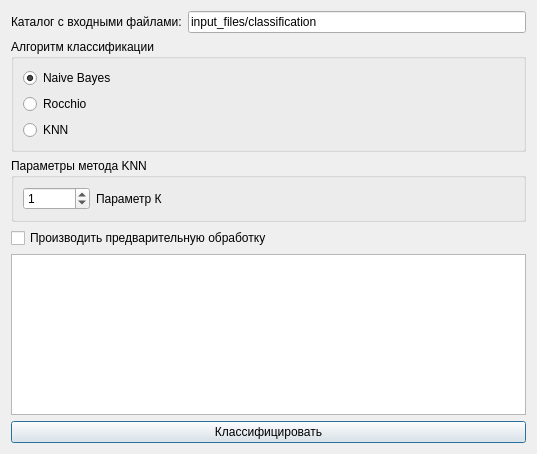
AndreyTulyakov/TextStageProcessor, file sources/DialogConfigClassification.ui: the form before one commit.
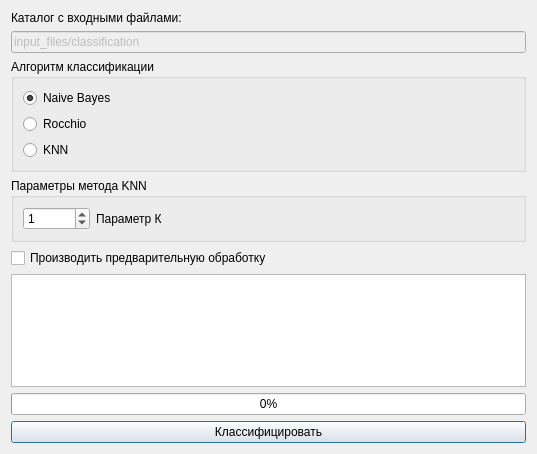
The form after the commit.

```diff
--- a/sources/DialogConfigClassification.ui
+++ b/sources/DialogConfigClassification.ui
@@ -15,7 +15,7 @@
   </property>
   <layout class="QVBoxLayout" name="verticalLayout">
    <item>
-    <layout class="QHBoxLayout" name="horizontalLayout">
+    <layout class="QVBoxLayout" name="verticalLayout_4">
      <item>
       <widget class="QLabel" name="label">
        <property name="text">
@@ -25,9 +25,15 @@
      </item>
      <item>
       <widget class="QLineEdit" name="lineEditInputDir">
+       <property name="enabled">
+        <bool>false</bool>
+       </property>
        <property name="text">
         <string>input_files/classification</string>
        </property>
+       <property name="readOnly">
+        <bool>true</bool>
+       </property>
       </widget>
      </item>
     </layout>
@@ -128,6 +134,13 @@
      </property>
     </widget>
    </item>
+   <item>
+    <widget class="QProgressBar" name="progressBar">
+     <property name="value">
+      <number>0</number>
+     </property>
+    </widget>
+   </item>
    <item>
     <widget class="QPushButton" name="buttonClassify">
      <property name="text">
```
